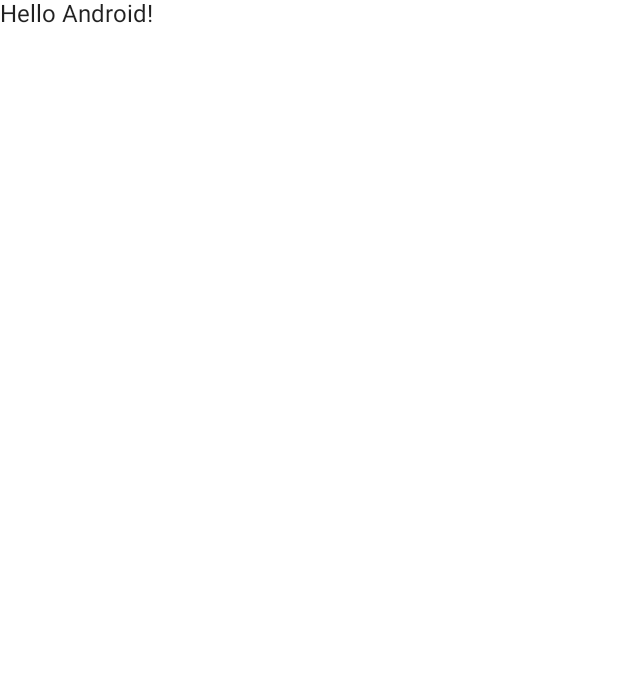
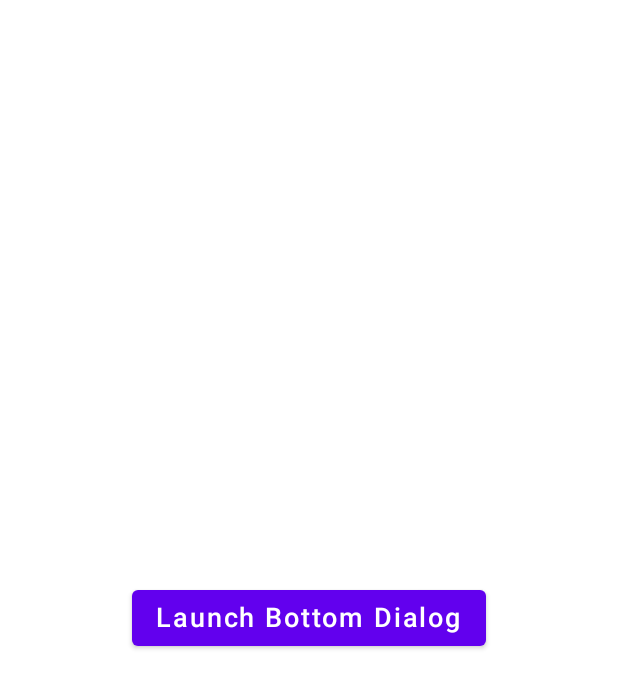
Before and after one commit to shankar-aditya/bottom-sheet-android, an Android app built with Jetpack Compose: the screen it shows after launch (MainActivity), on a phone screen of 412 x 824 dp. Before the commit the part shown is almost empty. Shown: the top 687 px of the screen. Run offline under Robolectric (Android 15) with nearby library versions, the phone set to English and light mode, and no system bars; 2 statements that could not run were skipped.

Commit message:
BottomSheetScaffold

```diff
--- a/app/src/main/java/com/example/bottomsheetdialog/MainActivity.kt
+++ b/app/src/main/java/com/example/bottomsheetdialog/MainActivity.kt
@@ -1,43 +1,199 @@
 package com.example.bottomsheetdialog
 
+import android.icu.text.CaseMap.Title
 import android.os.Bundle
 import androidx.activity.ComponentActivity
 import androidx.activity.compose.setContent
-import androidx.compose.foundation.layout.fillMaxSize
-import androidx.compose.material.MaterialTheme
-import androidx.compose.material.Surface
-import androidx.compose.material.Text
+import androidx.compose.foundation.background
+import androidx.compose.foundation.horizontalScroll
+import androidx.compose.foundation.layout.*
+import androidx.compose.foundation.lazy.LazyColumn
+import androidx.compose.foundation.lazy.items
+import androidx.compose.foundation.selection.selectable
+import androidx.compose.material.*
 import androidx.compose.runtime.Composable
+import androidx.compose.runtime.mutableStateOf
+import androidx.compose.runtime.remember
+import androidx.compose.runtime.rememberCoroutineScope
+import androidx.compose.ui.Alignment
 import androidx.compose.ui.Modifier
+import androidx.compose.ui.graphics.Color
+import androidx.compose.ui.res.colorResource
+import androidx.compose.ui.res.stringResource
+import androidx.compose.ui.text.style.TextAlign
 import androidx.compose.ui.tooling.preview.Preview
+import androidx.compose.ui.unit.dp
+import androidx.compose.ui.unit.sp
 import com.example.bottomsheetdialog.ui.theme.BottomSheetDialogTheme
+import kotlinx.coroutines.launch
+
+
 
 class MainActivity : ComponentActivity() {
     override fun onCreate(savedInstanceState: Bundle?) {
         super.onCreate(savedInstanceState)
         setContent {
-            BottomSheetDialogTheme {
-                // A surface container using the 'background' color from the theme
-                Surface(
-                    modifier = Modifier.fillMaxSize(),
-                    color = MaterialTheme.colors.background
-                ) {
-                    Greeting("Android")
+            BottomSheet()
+        }
+    }
+}
+
+@OptIn(ExperimentalMaterialApi::class)
+@Composable
+fun BottomSheet(){
+
+    val reasonLists: List<String>? = listOf(
+        "Reason 1",
+        "Reason 10",
+        "Reason 11",
+    )
+    val selectedReason = remember { mutableStateOf("") }
+    val bottomSheetScaffoldState = rememberBottomSheetScaffoldState(
+        bottomSheetState = BottomSheetState(BottomSheetValue.Collapsed)
+    )
+    val coroutineScope = rememberCoroutineScope()
+
+    BottomSheetScaffold(
+        sheetGesturesEnabled = false,
+        scaffoldState = bottomSheetScaffoldState,
+        sheetContent = {
+            Box(
+                Modifier
+                    .background(Color.Red)
+                    .padding(
+                        horizontal = 16.dp,
+                        vertical = 16.dp
+                    )
+            ){
+                Column {
+                    Text(
+                        text = "Title goes here.",
+                        fontSize = 24.sp
+                    )
+                    LazyColumn(){
+                        item {
+                            Text(text = "Description goes here."
+                                    )
+                        }
+                        item {
+                            ReasonList(reasonLists) {
+                                selectedReason.value = it
+                            }
+                        }
+                        item {
+                            Row(
+                                horizontalArrangement = Arrangement.SpaceAround,
+                                modifier = Modifier.fillMaxWidth()
+                            ) {
+                                Button( onClick = {
+                                    coroutineScope.launch {
+                                        bottomSheetScaffoldState.bottomSheetState.collapse()
+                                    }
+                                }){
+                                    Text(
+                                        text = "Cancel",
+                                        fontSize = 15.sp
+                                    )
+                                }
+                                Button( onClick = {
+                                    coroutineScope.launch {
+                                        bottomSheetScaffoldState.bottomSheetState.collapse()
+                                    }
+                                }) {
+                                    Text(
+                                        text = "Continue",
+                                        fontSize = 15.sp
+                                    )
+                                }
+                            }
+                        }
+
+                    }
                 }
+            }
+
+        }, sheetPeekHeight = 0.dp
+
+    ) {
+        Column(
+            Modifier.fillMaxSize(),
+            verticalArrangement = Arrangement.Center,
+            horizontalAlignment = Alignment.CenterHorizontally
+        ) {
+            Button(onClick = {
+                coroutineScope.launch {
+                    if(bottomSheetScaffoldState.bottomSheetState.isCollapsed){
+                        bottomSheetScaffoldState.bottomSheetState.expand()
+                    }
+                    else{
+                        bottomSheetScaffoldState.bottomSheetState.collapse()
+                    }
+                }
+            }) {
+                Text(text = "Launch Bottom Dialog", fontSize = 18.sp)
+            }
+        }
+
+    }
+}
+
+
+@Composable
+fun ReasonList(radioOptions: List<String>? = null, selectionCallback: (String) -> Unit) {
+    radioOptions?.let {
+        val (selectedOption, onOptionSelected) = remember { mutableStateOf(it[0]) }
+        selectionCallback(selectedOption)
+
+        LazyColumn(
+            modifier = Modifier
+                .heightIn(0.dp, 300.dp)
+                .padding(top = 20.dp, bottom = 20.dp),
+            verticalArrangement = Arrangement.spacedBy(20.dp),
+        ) {
+            items(radioOptions) {
+                ReasonItem(it, selectedOption, onOptionSelected, selectionCallback)
             }
         }
     }
 }
 
 @Composable
-fun Greeting(name: String) {
-    Text(text = "Hello $name!")
-}
-
-@Preview(showBackground = true)
-@Composable
-fun DefaultPreview() {
-    BottomSheetDialogTheme {
-        Greeting("Android")
+fun ReasonItem(
+    text: String,
+    selectedOption: String,
+    onOptionSelected: (String) -> Unit,
+    selectionCallback: (String) -> Unit
+) {
+    Row(
+        Modifier
+            .fillMaxWidth()
+            .selectable(
+                selected = (text == selectedOption),
+                onClick = {
+                    onOptionSelected(text)
+                }
+            ),
+        horizontalArrangement = Arrangement.Start,
+        verticalAlignment = Alignment.CenterVertically
+    ) {
+        RadioButton(
+            modifier = Modifier.size(20.dp), //To avoid radio button have its own accessibility focus
+            selected = (text == selectedOption),
+//            colors = RadioButtonDefaults.colors(
+//                selectedColor = colorResource(id = R.color.tlcm_popup_radio_button),
+//                unselectedColor = colorResource(id = R.color.tlcm_popup_radio_button),
+//                disabledColor = colorResource(id = R.color.tlcm_popup_radio_button)
+//            ),
+            onClick = {
+                onOptionSelected(text)
+                selectionCallback(text)
+            }
+        )
+        Text(
+            text = text,
+            style = MaterialTheme.typography.body1.merge(),
+//            color = colorResource(id = R.color.tlcm_popup_description),
+            modifier = Modifier.padding(start = 16.dp)
+        )
     }
 }
```
